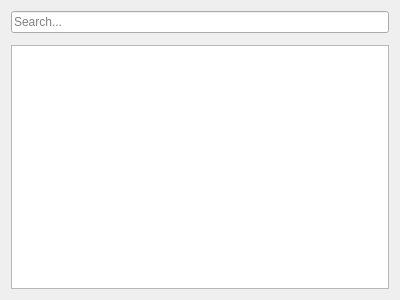
SquireTournamentServices/SquireDesktop, file src/ui/widgets/searchsorttablewidget.ui: the form before one commit.
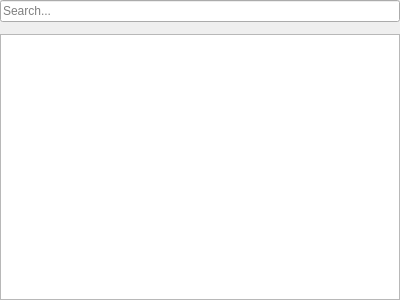
The form after the commit.

Commit message: feat: added player table to UI

```diff
--- a/src/ui/widgets/searchsorttablewidget.ui
+++ b/src/ui/widgets/searchsorttablewidget.ui
@@ -14,6 +14,18 @@
    <string>Form</string>
   </property>
   <layout class="QVBoxLayout" name="verticalLayout_2">
+   <property name="leftMargin">
+    <number>0</number>
+   </property>
+   <property name="topMargin">
+    <number>0</number>
+   </property>
+   <property name="rightMargin">
+    <number>0</number>
+   </property>
+   <property name="bottomMargin">
+    <number>0</number>
+   </property>
    <item>
     <widget class="QLineEdit" name="searchbar">
      <property name="placeholderText">
```
The commit also changes 5 other files.
